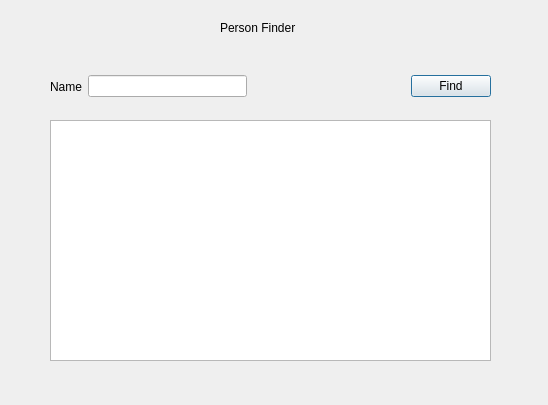
The window that MyProject/findtperson.ui (dmytrosydor/project-OOP-ticket-managment) describes before a commit, drawn with Qt 5.
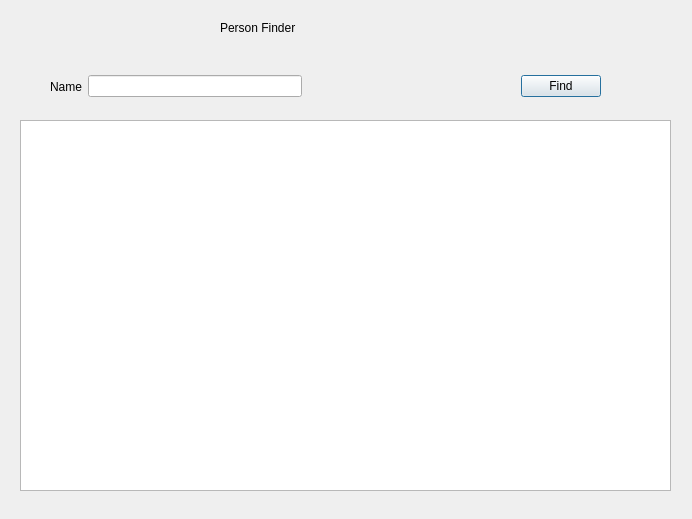
The same window after the commit.

Patch:
```diff
--- a/MyProject/findtperson.ui
+++ b/MyProject/findtperson.ui
@@ -6,8 +6,8 @@
    <rect>
     <x>0</x>
     <y>0</y>
-    <width>548</width>
-    <height>405</height>
+    <width>692</width>
+    <height>519</height>
    </rect>
   </property>
   <property name="windowTitle">
@@ -44,7 +44,7 @@
     <rect>
      <x>50</x>
      <y>70</y>
-     <width>441</width>
+     <width>551</width>
      <height>33</height>
     </rect>
    </property>
@@ -84,10 +84,10 @@
   <widget class="QTableView" name="tableView">
    <property name="geometry">
     <rect>
-     <x>50</x>
+     <x>20</x>
      <y>120</y>
-     <width>441</width>
-     <height>241</height>
+     <width>651</width>
+     <height>371</height>
     </rect>
    </property>
   </widget>
```
